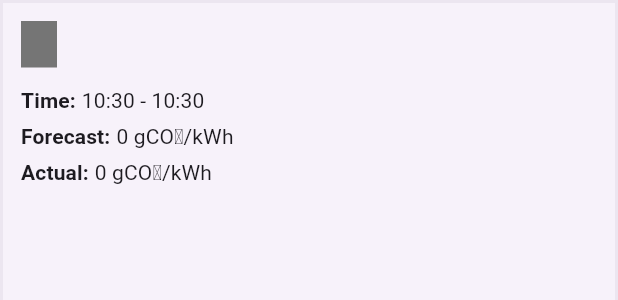
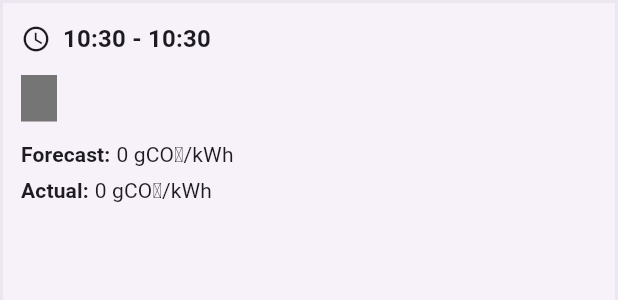
Before and after one commit to DylandeBruijn/boat_charge_planner, a Flutter app: the CarbonIntensityCard widget shown alone on an empty page, opened directly with empty values, on a phone screen of 412 x 824 dp. Shown: the top 300 px of the screen. Run offline on Flutter 3.47's test engine with Material 3 defaults, Android fonts, the phone set to English and light mode, and no system bars; our stand-ins replace google_maps_flutter.

Commit message:
Display time more prominently in card

```diff
--- a/lib/presentation/widgets/carbon_intensity/carbon_intensity_card.dart
+++ b/lib/presentation/widgets/carbon_intensity/carbon_intensity_card.dart
@@ -32,6 +32,14 @@ class CarbonIntensityCard extends StatelessWidget {
     return Theme.of(context).colorScheme.surfaceContainerLow;
   }
 
+  String _formatTimeRange(DateTime from, DateTime to) {
+    final fromTime =
+        '${from.hour.toString().padLeft(2, '0')}:${from.minute.toString().padLeft(2, '0')}';
+    final toTime =
+        '${to.hour.toString().padLeft(2, '0')}:${to.minute.toString().padLeft(2, '0')}';
+    return '$fromTime - $toTime';
+  }
+
   @override
   Widget build(BuildContext context) {
     return Container(
@@ -43,28 +51,26 @@ class CarbonIntensityCard extends StatelessWidget {
       child: Column(
         crossAxisAlignment: CrossAxisAlignment.start,
         children: [
-          CarbonIntensityChip(index: carbonIntensity.intensity.index),
-          const SizedBox(height: 12),
           Row(
             children: [
+              Icon(
+                Icons.access_time,
+                size: 20,
+                color: Theme.of(context).colorScheme.onSurface,
+              ),
+              const SizedBox(width: 8),
               Text(
-                'Time:',
-                style: Theme.of(context).textTheme.labelLarge?.copyWith(
+                _formatTimeRange(carbonIntensity.from, carbonIntensity.to),
+                style: Theme.of(context).textTheme.titleMedium?.copyWith(
                   color: Theme.of(context).colorScheme.onSurface,
-                  fontWeight: FontWeight.w600,
-                ),
-              ),
-              const SizedBox(width: 4),
-              Text(
-                '${carbonIntensity.from.hour.toString().padLeft(2, '0')}:${carbonIntensity.from.minute.toString().padLeft(2, '0')} - ${carbonIntensity.to.hour.toString().padLeft(2, '0')}:${carbonIntensity.to.minute.toString().padLeft(2, '0')}',
-                style: Theme.of(context).textTheme.labelLarge?.copyWith(
-                  color: Theme.of(context).colorScheme.onSurface,
-                  fontWeight: FontWeight.normal,
+                  fontWeight: FontWeight.bold,
                 ),
               ),
             ],
           ),
-          const SizedBox(height: 4),
+          const SizedBox(height: 12),
+          CarbonIntensityChip(index: carbonIntensity.intensity.index),
+          const SizedBox(height: 12),
           Row(
             children: [
               Text(
--- a/lib/presentation/widgets/carbon_intensity/carbon_intensity_section.dart
+++ b/lib/presentation/widgets/carbon_intensity/carbon_intensity_section.dart
@@ -47,7 +47,7 @@ class CarbonIntensitySection extends StatelessWidget {
           const SizedBox(height: 8),
         ],
         SizedBox(
-          height: 140,
+          height: 160,
           child: FutureBuilder<List<CarbonIntensity>>(
             future: carbonIntensity,
             builder: (context, snapshot) {
```
